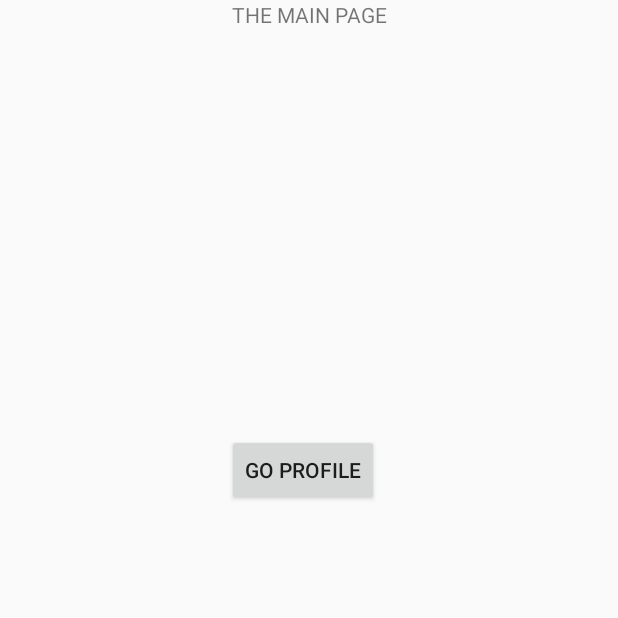
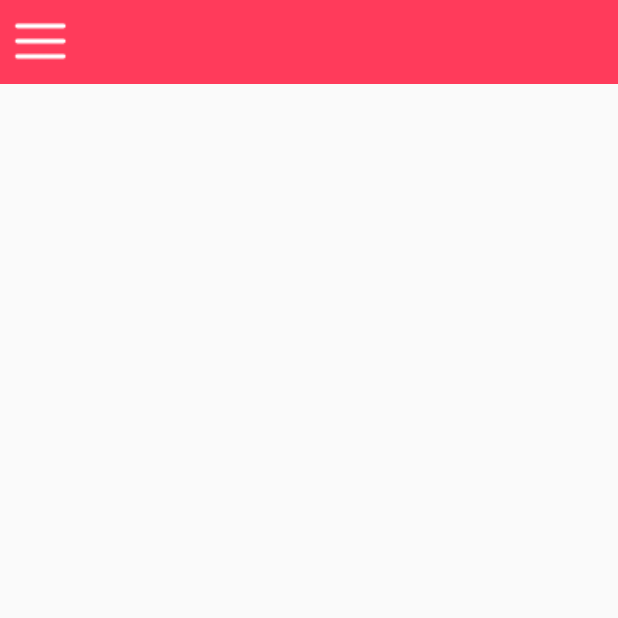
Before and after one commit to MarcSagues/A_Favour, an Android app: the MainPage screen opened directly, with no data from a screen before it, on a phone screen of 412 x 824 dp, the top half of it. Run offline under Robolectric (Android 15) with nearby library versions, the phone set to English and light mode, and no system bars.

Commit message:
MAIN PAGE

```diff
--- /dev/null
+++ b/app/src/main/java/cat/udl/tidic/a_favour/DataModel.java
@@ -0,0 +1,14 @@
+package cat.udl.tidic.a_favour;
+
+public class DataModel {
+
+    public int icon;
+    public String name;
+
+    // Constructor.
+    public DataModel(int icon, String name) {
+
+        this.icon = icon;
+        this.name = name;
+    }
+}
--- /dev/null
+++ b/app/src/main/java/cat/udl/tidic/a_favour/DrawerItemCustomAdapter.java
@@ -0,0 +1,44 @@
+package cat.udl.tidic.a_favour;
+
+import android.app.Activity;
+import android.content.Context;
+import android.view.LayoutInflater;
+import android.view.View;
+import android.view.ViewGroup;
+import android.widget.ArrayAdapter;
+import android.widget.ImageView;
+import android.widget.TextView;
+
+public class DrawerItemCustomAdapter extends ArrayAdapter<DataModel> {
+
+    Context mContext;
+    int layoutResourceId;
+    DataModel data[] = null;
+
+    public DrawerItemCustomAdapter(Context mContext, int layoutResourceId, DataModel[] data) {
+
+        super(mContext, layoutResourceId, data);
+        this.layoutResourceId = layoutResourceId;
+        this.mContext = mContext;
+        this.data = data;
+    }
+
+    @Override
+    public View getView(int position, View convertView, ViewGroup parent)
+    {
+        View listItem = convertView;
+
+        LayoutInflater inflater = ((Activity) mContext).getLayoutInflater();
+        listItem = inflater.inflate(layoutResourceId, parent, false);
+
+        ImageView imageViewIcon = (ImageView) listItem.findViewById(R.id.imageViewIcon);
+        TextView textViewName = (TextView) listItem.findViewById(R.id.textViewName);
+
+        DataModel folder = data[position];
+
+
+        imageViewIcon.setImageResource(folder.icon);
+        textViewName.setText(folder.name);
+        return listItem;
+    }
+}
--- a/app/src/main/java/cat/udl/tidic/a_favour/Views/MainPage.java
+++ b/app/src/main/java/cat/udl/tidic/a_favour/Views/MainPage.java
@@ -1,17 +1,34 @@
 package cat.udl.tidic.a_favour.Views;
 
+import android.app.Activity;
 import android.content.Intent;
+import android.graphics.drawable.Drawable;
 import android.os.Bundle;
+import android.util.Log;
+import android.view.Gravity;
+import android.view.LayoutInflater;
+import android.view.MenuItem;
 import android.view.View;
+import android.widget.AdapterView;
 import android.widget.Button;
+import android.widget.ListView;
 
 import androidx.appcompat.app.AppCompatActivity;
+import androidx.appcompat.widget.Toolbar;
+import androidx.drawerlayout.widget.DrawerLayout;
 
+import cat.udl.tidic.a_favour.DataModel;
+import cat.udl.tidic.a_favour.DrawerItemCustomAdapter;
 import cat.udl.tidic.a_favour.R;
 
 public class MainPage  extends AppCompatActivity
 {
     private Button goToProfile;
+    private DrawerLayout drawerLayout;
+    private Toolbar toolbar;
+    private ListView llista;
+    private String[] mNavigationDrawerItemTitles;
+    private DrawerLayout mDrawerLayout;
 
     @Override
     protected void onCreate(Bundle savedInstanceState)
@@ -20,21 +37,78 @@ public class MainPage  extends AppCompatActivity
         setContentView(R.layout.activity_main_page);
         getAllActivityData();
         addListeners();
+    }
 
-    }
     private void getAllActivityData()
     {
-        goToProfile = findViewById(R.id.goProfile);
+        drawerLayout = findViewById(R.id.drawer_layout);
+        toolbar = findViewById(R.id.toolbar);
+        setSupportActionBar(toolbar);
+        getSupportActionBar().setTitle("");
+        getSupportActionBar().setDisplayHomeAsUpEnabled(true);
+        getSupportActionBar().setHomeAsUpIndicator(R.drawable.menulist);
+        llista = findViewById(R.id.left_drawer);
+        DataModel[] drawerItem = new DataModel[2];
+        drawerItem[0] = new DataModel(R.drawable.example_person, "Go to profile");
+        drawerItem[1] = new DataModel(R.drawable.log_out, "Log out");
+        DrawerItemCustomAdapter adapter = new DrawerItemCustomAdapter(this, R.layout.list_view_item_row, drawerItem);
+        llista.setOnItemClickListener(new DrawerItemClickListener(this));
+        llista.setAdapter(adapter);
+    }
 
+    @Override
+    public boolean onOptionsItemSelected(MenuItem item)
+    {
+        switch (item.getItemId())
+        {
+            case R.drawable.menulist:
+                Log.d("nani", "noni");
+                openOptions();
+                break;
+
+            default:
+                openOptions();
+
+        }
+        return true;
     }
+
+    private class DrawerItemClickListener implements ListView.OnItemClickListener {
+
+        MainPage p;
+        public  DrawerItemClickListener(MainPage p)
+        {
+            this.p = p;
+        }
+        @Override
+        public void onItemClick(AdapterView<?> parent, View view, int position, long id)
+        {
+            if (position == 0)
+            {
+                Log.d("Open profile", "a");
+                p.goToProfile();
+            }
+            else if (position == 1)
+            {
+                Log.d("Log out", "a");
+            }
+        }
+    }
+
+        private void openOptions()
+    {
+        drawerLayout.openDrawer(Gravity.LEFT);
+    }
+
     private void addListeners()
     {
+        /*
         goToProfile.setOnClickListener(new View.OnClickListener() {
             @Override
             public void onClick(View v) {
                 goToProfile();
             }
-        });
+        });*/
     }
 
     void goToProfile()
--- /dev/null
+++ b/app/src/main/res/drawable/ic_list_black_24dp.xml
@@ -0,0 +1,5 @@
+<vector android:height="24dp" android:tint="#FFFFFF"
+    android:viewportHeight="24.0" android:viewportWidth="24.0"
+    android:width="24dp" xmlns:android="http://schemas.android.com/apk/res/android">
+    <path android:fillColor="#FF000000" android:pathData="M3,13h2v-2L3,11v2zM3,17h2v-2L3,15v2zM3,9h2L5,7L3,7v2zM7,13h14v-2L7,11v2zM7,17h14v-2L7,15v2zM7,7v2h14L21,7L7,7z"/>
+</vector>
--- a/app/src/main/res/layout/activity_main_page.xml
+++ b/app/src/main/res/layout/activity_main_page.xml
@@ -1,29 +1,43 @@
-<?xml version="1.0" encoding="utf-8"?>
-<androidx.constraintlayout.widget.ConstraintLayout
+<androidx.drawerlayout.widget.DrawerLayout
     xmlns:android="http://schemas.android.com/apk/res/android"
-    xmlns:app="http://schemas.android.com/apk/res-auto"
-    xmlns:tools="http://schemas.android.com/tools"
+    android:id="@+id/drawer_layout"
     android:layout_width="match_parent"
-    android:layout_height="match_parent">
+    android:layout_height="match_parent"
+    layout_height="200">
 
-    <Button
-        android:id="@+id/goProfile"
-        android:layout_width="wrap_content"
-        android:layout_height="wrap_content"
-        android:text="GO PROFILE"
-        app:layout_constraintBottom_toBottomOf="parent"
-        app:layout_constraintEnd_toEndOf="parent"
-        app:layout_constraintHorizontal_bias="0.488"
-        app:layout_constraintStart_toStartOf="parent"
-        app:layout_constraintTop_toTopOf="parent"
-        app:layout_constraintVertical_bias="0.373" />
 
-    <TextView
-        android:layout_width="wrap_content"
-        android:layout_height="wrap_content"
-        android:text="THE MAIN PAGE"
-        app:layout_constraintEnd_toEndOf="parent"
-        app:layout_constraintStart_toStartOf="parent"
-        tools:layout_editor_absoluteY="79dp" />
+    <LinearLayout
+        android:layout_width="match_parent"
+        android:layout_height="match_parent"
+        android:orientation="vertical">
 
-</androidx.constraintlayout.widget.ConstraintLayout>
+        <LinearLayout
+            android:id="@+id/container_toolbar"
+            android:layout_width="match_parent"
+            android:layout_height="wrap_content"
+            android:orientation="vertical">
+
+            <include
+                android:id="@+id/toolbar"
+                layout="@layout/toolbar" />
+        </LinearLayout>
+
+
+        <FrameLayout
+            android:id="@+id/content_frame"
+            android:layout_width="match_parent"
+            android:layout_height="match_parent" />
+
+    </LinearLayout>
+
+    <ListView
+        android:id="@+id/left_drawer"
+        android:layout_width="240dp"
+        android:layout_height="match_parent"
+        android:layout_gravity="start"
+        android:background="#FFFFFF"
+        android:choiceMode="singleChoice"
+        android:divider="@android:color/darker_gray"
+        android:dividerHeight="1dp" />
+
+</androidx.drawerlayout.widget.DrawerLayout>
--- /dev/null
+++ b/app/src/main/res/layout/toolbar.xml
@@ -0,0 +1,9 @@
+<androidx.appcompat.widget.Toolbar xmlns:android="http://schemas.android.com/apk/res/android"
+    xmlns:local="http://schemas.android.com/apk/res-auto"
+    android:id="@+id/toolbar"
+    style="@style/toolbarMenu"
+    layout_height=""
+    android:layout_width="match_parent"
+    android:layout_height="wrap_content"
+    android:minHeight="?attr/actionBarSize"
+    local:theme="@style/ThemeOverlay.AppCompat.Dark.ActionBar" />
--- a/app/src/main/res/values/styles.xml
+++ b/app/src/main/res/values/styles.xml
@@ -7,6 +7,13 @@
         <item name="colorPrimaryDark">@color/colorPrimaryDark</item>
         <item name="colorAccent">@color/colorAccent</item>
     </style>
+
+    <style name="toolbarMenu">
+        <item name="icon">@drawable/menulist</item>
+        <item name="android:colorPrimary">@color/AfavourColor</item>
+        <item name="android:background">@color/AfavourColor</item>
+    </style>
+
 
     <style name="AppTheme.NoActionBar">
         <item name="windowActionBar">false</item>
```
Also changed, not shown: app/build.gradle (+10 -10 lines), app/src/main/res/layout/list_view_item_row.xml (added, +27 -0 lines), app/src/main/res/drawable/log_out.png (added), app/src/main/res/drawable/menulist.png (added).
